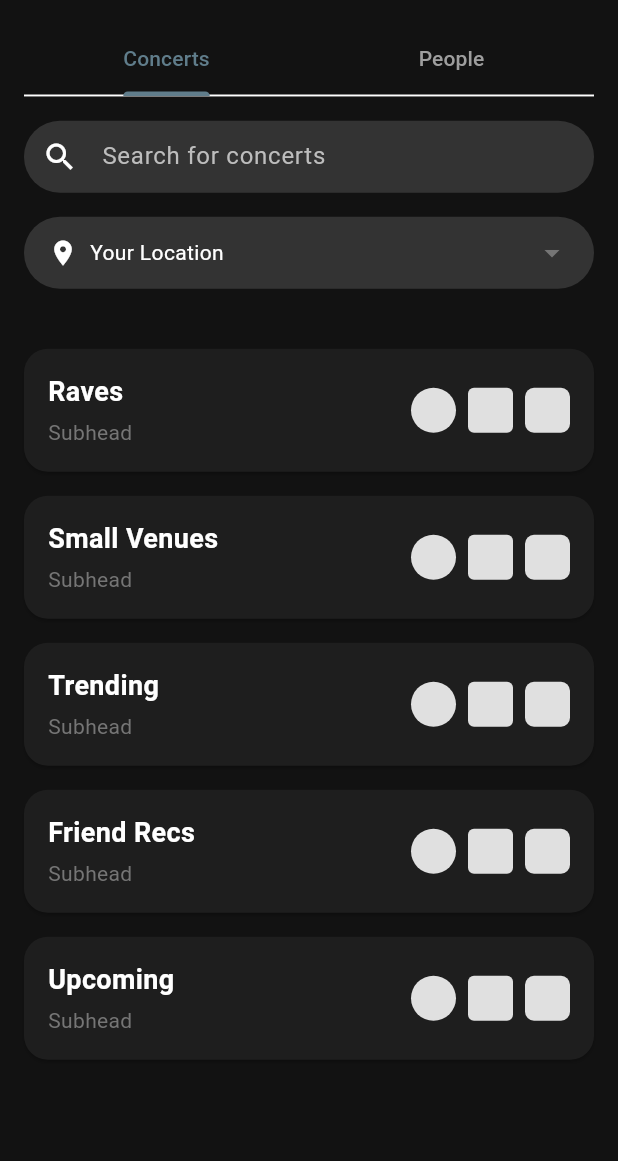
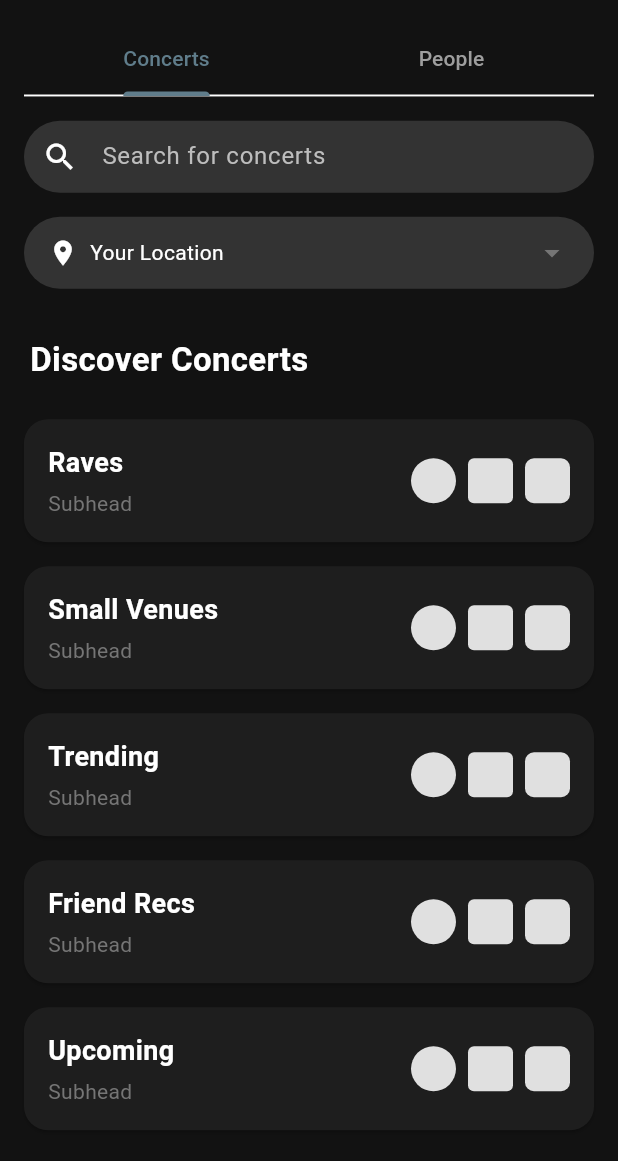
Before and after one commit to danrjop/concert-application, a Flutter app: the SearchScreen screen opened directly, on a phone screen of 412 x 824 dp, the part 75-1236 px from its top. Run offline on Flutter 3.47's test engine with Material 3 defaults, Android fonts, the phone set to English and light mode, and no system bars; our stand-ins replace camera, permission_handler, shared_preferences, supabase_flutter; accounts and stored records are empty.

Commit message:
sections, working

```diff
--- a/lib/screens/search_screen.dart
+++ b/lib/screens/search_screen.dart
@@ -84,8 +84,28 @@ class _SearchScreenState extends State<SearchScreen> with SingleTickerProviderSt
       },
     ];
 
-    return ListView.builder(
-      padding: const EdgeInsets.only(top: 16),
+    return Column(
+      crossAxisAlignment: CrossAxisAlignment.start,
+      children: [
+        // Header Section
+        Padding(
+          padding: const EdgeInsets.only(left: 20, right: 20, top: 16, bottom: 8),
+          child: Text(
+            'Discover Concerts',
+            style: TextStyle(
+              fontSize: 22,
+              fontWeight: FontWeight.bold,
+              color: Theme.of(context).brightness == Brightness.dark
+                ? Colors.white
+                : Colors.black87,
+            ),
+          ),
+        ),
+
+        // Categories List
+        Expanded(
+          child: ListView.builder(
+            padding: const EdgeInsets.only(top: 8),
             itemCount: categories.length,
             itemBuilder: (context, index) {
               final category = categories[index];
@@ -96,7 +116,6 @@ class _SearchScreenState extends State<SearchScreen> with SingleTickerProviderSt
                 child: InkWell(
                   onTap: () {
                     // Navigate to specific list screen when tapped
-              // This would be connected to actual data in production
                     ScaffoldMessenger.of(context).showSnackBar(
                       SnackBar(content: Text('${category['title']} tapped'))
                     );
@@ -129,9 +148,7 @@ class _SearchScreenState extends State<SearchScreen> with SingleTickerProviderSt
                           ),
                         ),
 
-                  // Visual indicator elements (placeholder shapes)
-                  // These could be replaced with actual images or icons
-                  // representing each category
+                        // Visual indicator elements
                         const SizedBox(width: 8),
                         Container(
                           width: 30,
@@ -166,12 +183,35 @@ class _SearchScreenState extends State<SearchScreen> with SingleTickerProviderSt
                 ),
               );
             },
+          ),
+        ),
+      ],
     );
   }
 
   Widget _buildPeopleResults() {
-    return ListView.builder(
-      padding: const EdgeInsets.only(top: 16),
+    return Column(
+      crossAxisAlignment: CrossAxisAlignment.start,
+      children: [
+        // Header Section
+        Padding(
+          padding: const EdgeInsets.only(left: 20, right: 20, top: 16, bottom: 8),
+          child: Text(
+            'Discover People',
+            style: TextStyle(
+              fontSize: 22,
+              fontWeight: FontWeight.bold,
+              color: Theme.of(context).brightness == Brightness.dark
+                ? Colors.white
+                : Colors.black87,
+            ),
+          ),
+        ),
+
+        // People List
+        Expanded(
+          child: ListView.builder(
+            padding: const EdgeInsets.only(top: 8),
             itemCount: 5, // Demo data
             itemBuilder: (context, index) {
               return Card(
@@ -224,6 +264,9 @@ class _SearchScreenState extends State<SearchScreen> with SingleTickerProviderSt
                 ),
               );
             },
+          ),
+        ),
+      ],
     );
   }
 
```
Lines whose indentation alone changed are shown as unchanged.
